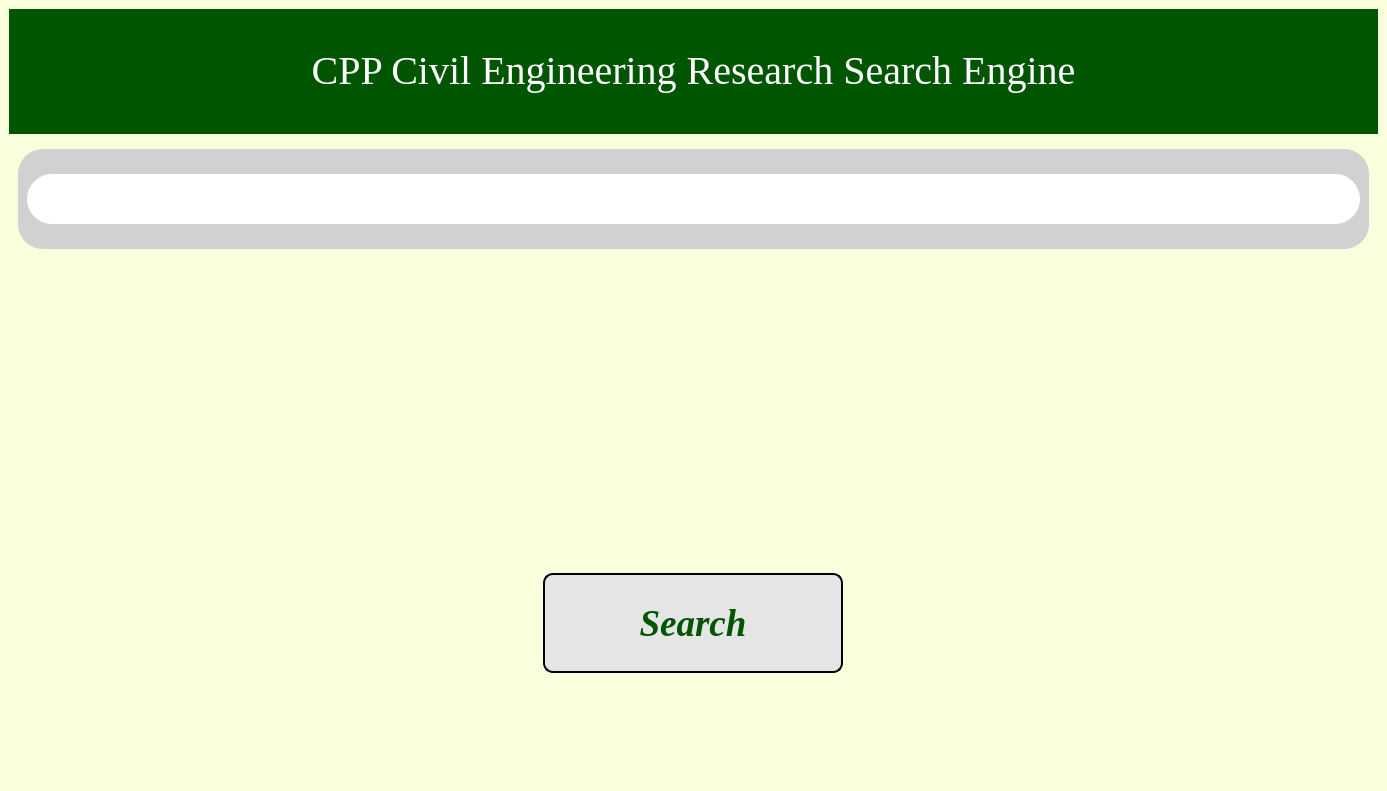
Old version of the form SearchEngineUi.ui in the repository Jman316b/CS4250.01-Group-Project.
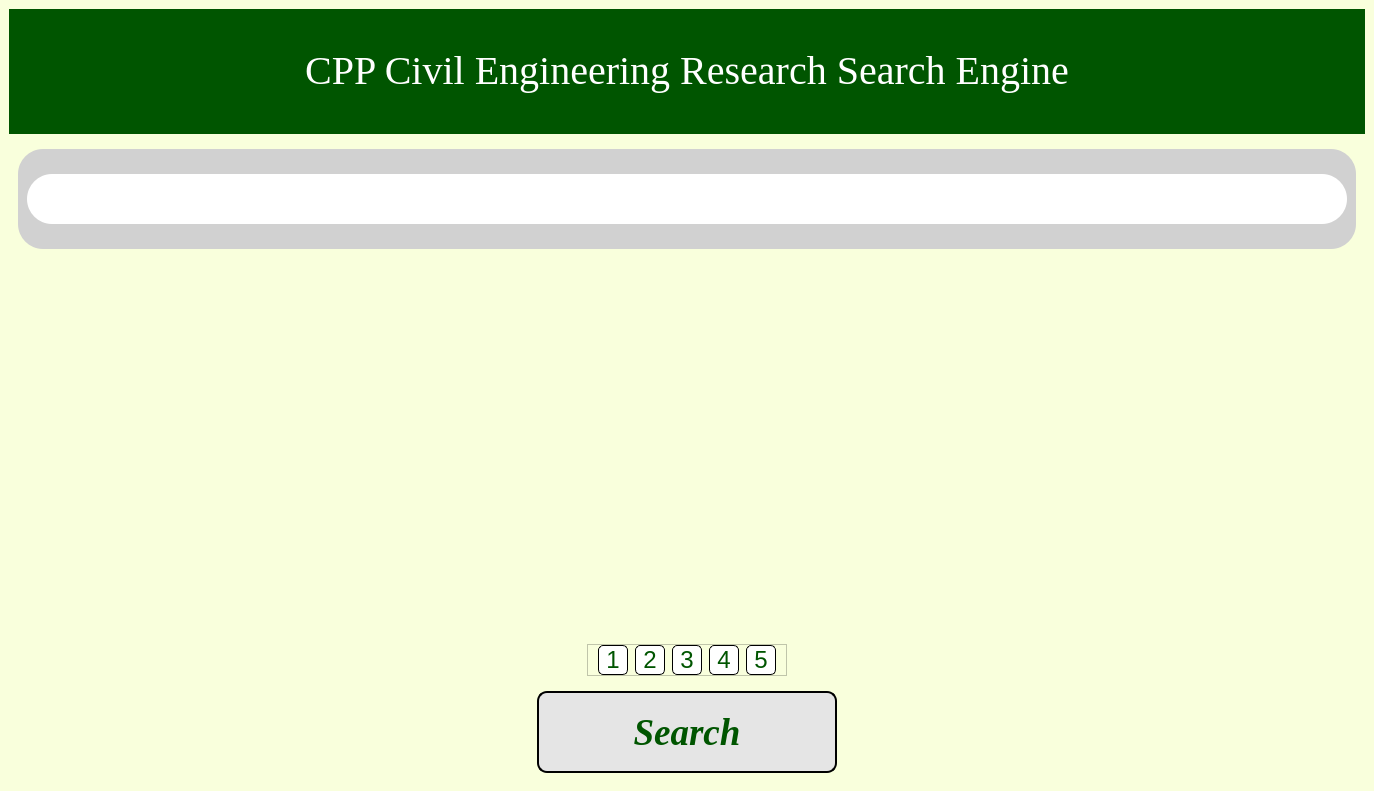
New version of the form.

```diff
--- a/SearchEngineUi.ui
+++ b/SearchEngineUi.ui
@@ -6,7 +6,7 @@
    <rect>
     <x>0</x>
     <y>0</y>
-    <width>1387</width>
+    <width>1374</width>
     <height>791</height>
    </rect>
   </property>
@@ -143,6 +143,167 @@
       </layout>
      </widget>
     </item>
+    <item>
+     <widget class="QWidget" name="widget" native="true">
+      <property name="maximumSize">
+       <size>
+        <width>16777215</width>
+        <height>100</height>
+       </size>
+      </property>
+      <layout class="QHBoxLayout" name="horizontalLayout_3">
+       <property name="leftMargin">
+        <number>500</number>
+       </property>
+       <property name="topMargin">
+        <number>0</number>
+       </property>
+       <property name="rightMargin">
+        <number>500</number>
+       </property>
+       <property name="bottomMargin">
+        <number>0</number>
+       </property>
+       <item>
+        <widget class="QFrame" name="frame">
+         <property name="maximumSize">
+          <size>
+           <width>200</width>
+           <height>60</height>
+          </size>
+         </property>
+         <property name="frameShape">
+          <enum>QFrame::StyledPanel</enum>
+         </property>
+         <property name="frameShadow">
+          <enum>QFrame::Raised</enum>
+         </property>
+         <layout class="QHBoxLayout" name="horizontalLayout_4">
+          <property name="topMargin">
+           <number>0</number>
+          </property>
+          <property name="bottomMargin">
+           <number>0</number>
+          </property>
+          <item>
+           <widget class="QPushButton" name="btn1">
+            <property name="maximumSize">
+             <size>
+              <width>30</width>
+              <height>30</height>
+             </size>
+            </property>
+            <property name="layoutDirection">
+             <enum>Qt::LeftToRight</enum>
+            </property>
+            <property name="styleSheet">
+             <string notr="true">font-size: 18pt;
+border-style: solid;
+border-width: 1px;
+border-color: black;
+border-radius: 5px;
+background-color: rgb(255, 255, 255);
+color: rgb(0, 85, 0);</string>
+            </property>
+            <property name="text">
+             <string>1</string>
+            </property>
+           </widget>
+          </item>
+          <item>
+           <widget class="QPushButton" name="btn2">
+            <property name="maximumSize">
+             <size>
+              <width>30</width>
+              <height>30</height>
+             </size>
+            </property>
+            <property name="styleSheet">
+             <string notr="true">font-size: 18pt;
+border-style: solid;
+border-width: 1px;
+border-color: black;
+border-radius: 5px;
+background-color: rgb(255, 255, 255);
+color: rgb(0, 85, 0);</string>
+            </property>
+            <property name="text">
+             <string>2</string>
+            </property>
+           </widget>
+          </item>
+          <item>
+           <widget class="QPushButton" name="btn3">
+            <property name="maximumSize">
+             <size>
+              <width>30</width>
+              <height>30</height>
+             </size>
+            </property>
+            <property name="styleSheet">
+             <string notr="true">font-size: 18pt;
+border-style: solid;
+border-width: 1px;
+border-color: black;
+border-radius: 5px;
+background-color: rgb(255, 255, 255);
+color: rgb(0, 85, 0);</string>
+            </property>
+            <property name="text">
+             <string>3</string>
+            </property>
+           </widget>
+          </item>
+          <item>
+           <widget class="QPushButton" name="btn4">
+            <property name="maximumSize">
+             <size>
+              <width>30</width>
+              <height>30</height>
+             </size>
+            </property>
+            <property name="styleSheet">
+             <string notr="true">font-size: 18pt;
+border-style: solid;
+border-width: 1px;
+border-color: black;
+border-radius: 5px;
+background-color: rgb(255, 255, 255);
+color: rgb(0, 85, 0);</string>
+            </property>
+            <property name="text">
+             <string>4</string>
+            </property>
+           </widget>
+          </item>
+          <item>
+           <widget class="QPushButton" name="btn5">
+            <property name="maximumSize">
+             <size>
+              <width>30</width>
+              <height>30</height>
+             </size>
+            </property>
+            <property name="styleSheet">
+             <string notr="true">font-size: 18pt;
+border-style: solid;
+border-width: 1px;
+border-color: black;
+border-radius: 5px;
+background-color: rgb(255, 255, 255);
+color: rgb(0, 85, 0);</string>
+            </property>
+            <property name="text">
+             <string>5</string>
+            </property>
+           </widget>
+          </item>
+         </layout>
+        </widget>
+       </item>
+      </layout>
+     </widget>
+    </item>
     <item>
      <widget class="QWidget" name="buttonW" native="true">
       <property name="sizePolicy">
@@ -151,6 +312,12 @@
         <verstretch>0</verstretch>
        </sizepolicy>
       </property>
+      <property name="maximumSize">
+       <size>
+        <width>16777215</width>
+        <height>100</height>
+       </size>
+      </property>
       <layout class="QHBoxLayout" name="horizontalLayout">
        <item>
         <widget class="QPushButton" name="searchBtn">
```
